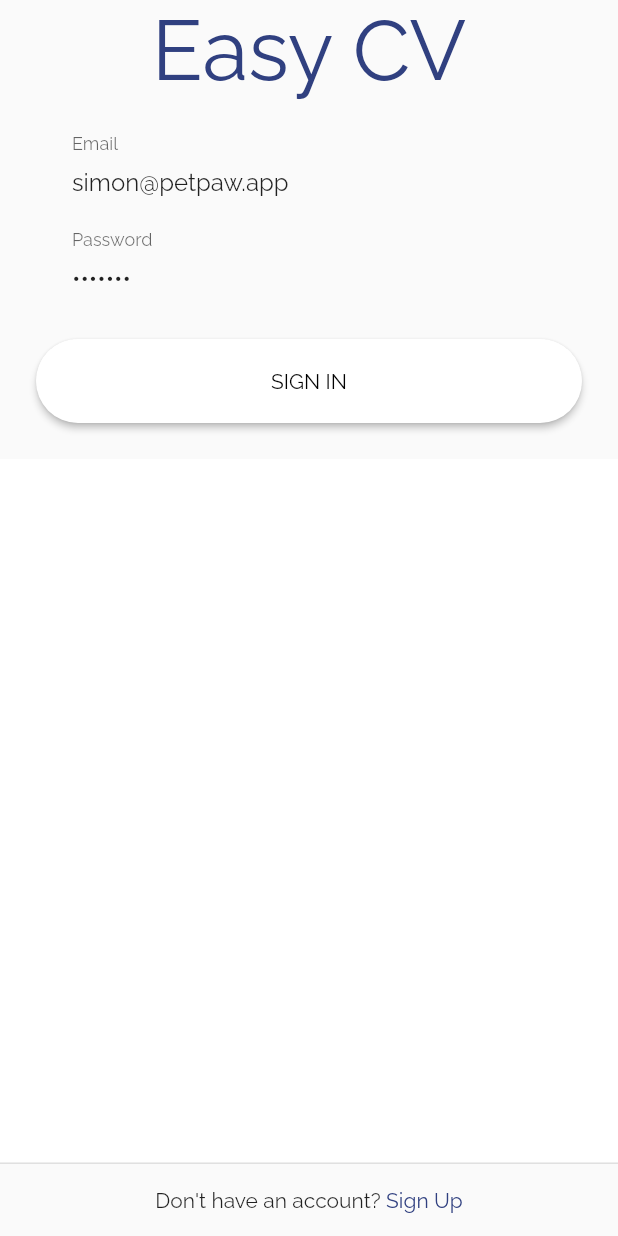
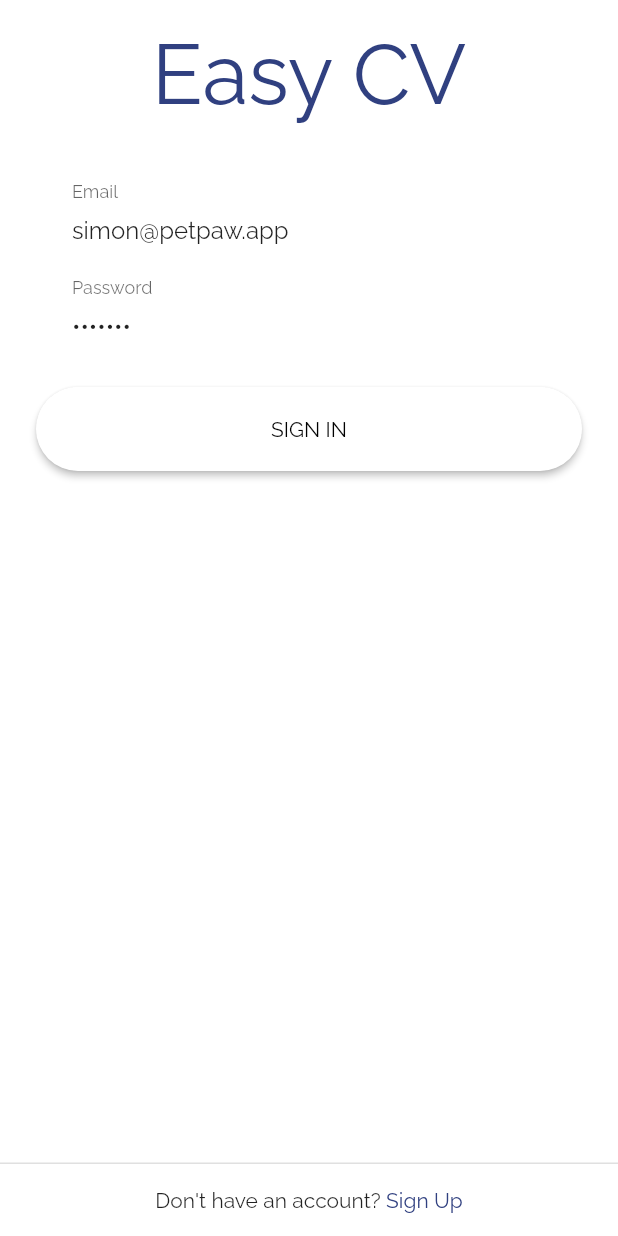
Before and after one commit to simonpham/easy_cv, a Flutter app: the SignInPage screen opened directly, on a phone screen of 412 x 824 dp. Run offline on Flutter 3.47's test engine with Material 2 defaults, Android fonts, the phone set to English and light mode, and no system bars; our stand-ins replace cached_network_image, cloud_firestore, dio, firebase_auth, responsive_builder, shimmer; accounts and stored records are empty.

Commit message:
feat: update sign in

```diff
--- a/lib/ui/pages/home_page.dart
+++ b/lib/ui/pages/home_page.dart
@@ -1,5 +1,5 @@
+import 'package:easy_cv/ui/pages/begin_page.dart';
 import 'package:flutter/material.dart';
-import 'package:easy_cv/ui/pages/sign_up_page.dart';
 import 'package:easy_cv/utils/extensions.dart';
 import 'package:easy_cv/view_models/app_view_model.dart';
 import 'package:scoped_model/scoped_model.dart';
@@ -16,7 +16,7 @@ class HomePage extends StatelessWidget {
             color: context.theme.primaryColor,
           );
         }
-        return SignUpPage();
+        return BeginPage();
       },
     );
   }
--- a/lib/ui/pages/sign_in_page.dart
+++ b/lib/ui/pages/sign_in_page.dart
@@ -32,14 +32,13 @@ class _SignInPageState extends State<SignInPage> {
   @override
   Widget build(BuildContext context) {
     return Scaffold(
-      resizeToAvoidBottomInset: false,
+      backgroundColor: Colors.white,
       body: _buildBody(context),
     );
   }
 
   Widget _buildBody(BuildContext context) {
     return SafeArea(
-      top: false,
       child: Center(
         child: _buildMainUi(context),
       ),
@@ -49,12 +48,12 @@ class _SignInPageState extends State<SignInPage> {
   Widget _buildMainUi(BuildContext context) {
     return Column(
       children: <Widget>[
-        Logo(),
-        _buildSignInPage(context),
-        Expanded(child: Container(color: Colors.white)),
+        Logo().addMarginTop(),
+        _buildSignInPage(context).addMarginTop(),
+        Expanded(child: Container(color: Colors.transparent)),
         Container(color: Colors.grey[300], height: 1.0),
         AuthHint(
-          routeName: HomePage.routeName,
+          onTap: () => context.navigator.pop(),
           preLabel: signUpHint,
           label: signUpTitle,
         ),
@@ -97,7 +96,9 @@ class _SignInPageState extends State<SignInPage> {
             onPressed: () => _handleMainButtonPressed(),
             child: _buttonEnabled.ifTrue(
               Text(signInTitle.toUpperCase()),
-              LoadingIndicator(),
+              LoadingIndicator(
+                color: context.theme.primaryColor,
+              ),
             ),
           ),
         ),
--- a/lib/ui/widgets/auth_hint.dart
+++ b/lib/ui/widgets/auth_hint.dart
@@ -2,15 +2,16 @@ import 'package:flutter/material.dart';
 import 'package:easy_cv/utils/extensions.dart';
 
 class AuthHint extends StatelessWidget {
-  final String routeName;
+  final Function onTap;
+  final Route route;
   final String preLabel;
   final String label;
 
   const AuthHint({
     Key key,
-    this.routeName,
+    this.route,
     this.preLabel,
-    this.label,
+    this.label, this.onTap,
   }) : super(key: key);
 
   @override
@@ -26,7 +27,13 @@ class AuthHint extends StatelessWidget {
             children: <Widget>[
               Text(preLabel),
               InkWell(
-                onTap: () => context.navigator.pushReplacementNamed(routeName),
+                onTap: () {
+                  if (onTap != null) {
+                    onTap();
+                    return;
+                  }
+                  context.navigator.pushReplacement(route);
+                },
                 child: Text(
                   label,
                   style: TextStyle(color: context.theme.primaryColor),
--- a/lib/utils/extensions.dart
+++ b/lib/utils/extensions.dart
@@ -226,6 +226,12 @@ extension ExtendedWidget on Widget {
     );
   }
 
+  Route route(BuildContext context) {
+    return MaterialPageRoute(
+      builder: (context) => this,
+    );
+  }
+
   Widget wrapSafeArea() {
     return SafeArea(
       child: this,
```
Also changed, not shown: lib/main.dart (+3 -16 lines), lib/ui/pages/begin_page.dart (+15 -18 lines), lib/ui/pages/sign_up_page.dart (+3 -4 lines).
